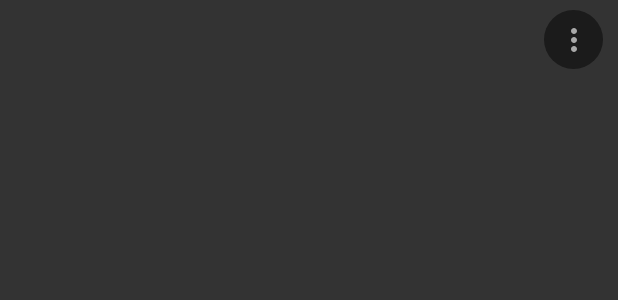
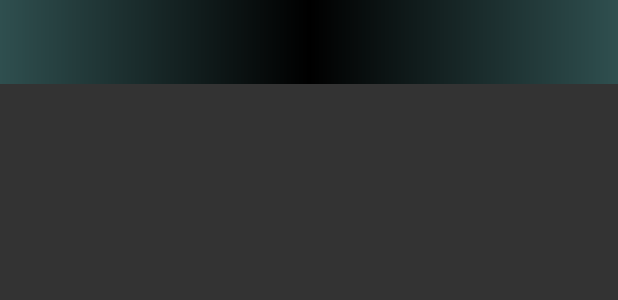
Before and after one commit to hoangphuc184/Mobile-project, an Android app: the layout image_screen.xml on its own in the app's theme, with its tools: preview values and no code run, on a phone screen of 412 x 824 dp. Shown: the top 300 px of the screen. Run offline under Robolectric (Android 15) with nearby library versions, the phone set to English and light mode, and no system bars.

Commit message:
Fix image screen layout

```diff
--- a/Gallery/app/src/main/res/layout/image_screen.xml
+++ b/Gallery/app/src/main/res/layout/image_screen.xml
@@ -5,24 +5,19 @@
     android:layout_width="match_parent"
     android:layout_height="match_parent"
     android:background="#333333"
+    android:fitsSystemWindows="true"
     tools:context=".FullScreenActivity">
+
+    <androidx.appcompat.widget.Toolbar
+        android:id="@+id/toolbarFullScreen"
+        android:layout_width="match_parent"
+        android:layout_height="?attr/actionBarSize"
+        android:background="@drawable/toolbar_bg"
+        android:theme="@style/ThemeOverlay.AppCompat.Dark.ActionBar"/>
+
     <ImageView
         android:layout_width="match_parent"
         android:layout_height="match_parent"
         android:id="@+id/full_screen"/>
 
-    <ImageButton
-        android:id="@+id/btnMore"
-        android:layout_width="@dimen/_30sdp"
-        android:layout_height="@dimen/_30sdp"
-        android:layout_alignParentEnd="true"
-        android:layout_alignParentRight="true"
-        android:layout_marginTop="@dimen/_5sdp"
-        android:layout_marginStart="@dimen/_28sdp"
-        android:layout_marginLeft="@dimen/_28sdp"
-        android:layout_marginEnd="10dp"
-        android:layout_marginRight="10dp"
-        android:background="@drawable/custom_button"
-        android:src="@drawable/ic_more"
-        app:layout_constraintVertical_bias="0.529" />
 </RelativeLayout>
```
